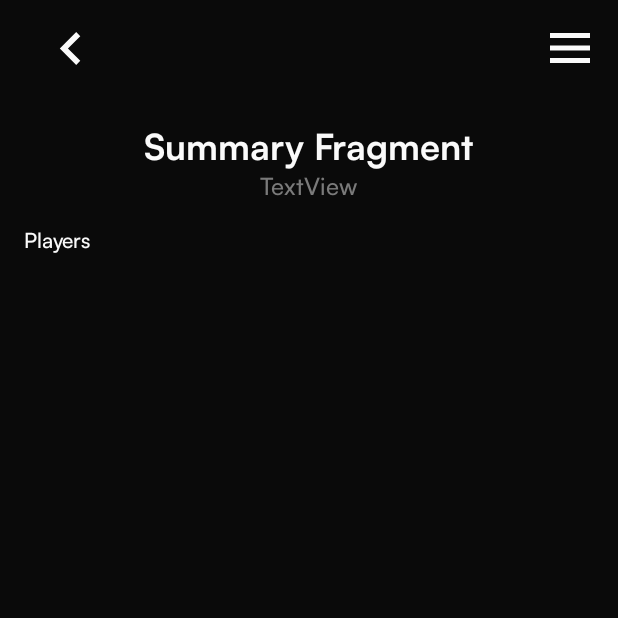
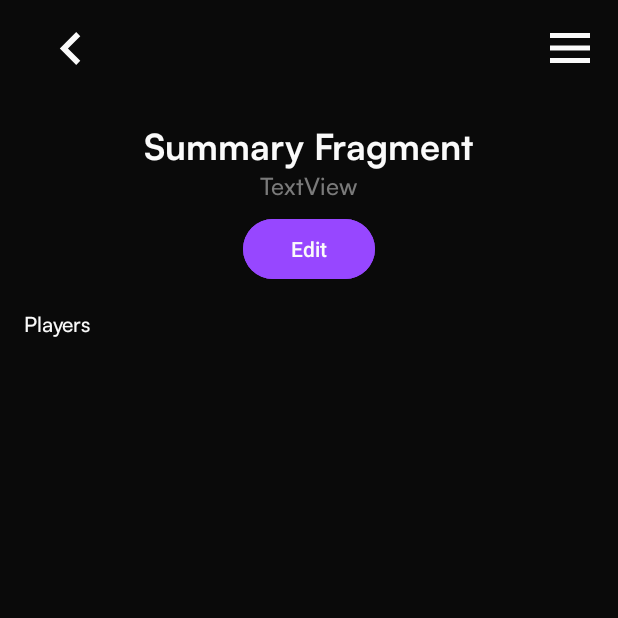
Before and after one commit to daniellalimbag/Pokesoul, an Android app: the SummaryFragment screen opened directly, with no data from a screen before it, on a phone screen of 412 x 824 dp, the top half of it. Run offline under Robolectric (Android 15) with nearby library versions, the phone set to English and light mode, and no system bars.

Commit message:
refactor: fixed edit view

```diff
--- a/app/src/main/AndroidManifest.xml
+++ b/app/src/main/AndroidManifest.xml
@@ -41,6 +41,10 @@
         <activity
             android:name=".activity.AddRunActivity"
             android:exported="true" />
+        <!-- EditRunActivity -->
+        <activity
+            android:name=".activity.EditRunActivity"
+            android:exported="true" />
         <!-- ProfileDetailsActivity -->
         <activity
             android:name=".activity.ProfileDetailsActivity"
--- a/app/src/main/java/com/mobdeve/s21/pokesoul/fragment/SummaryFragment.kt
+++ b/app/src/main/java/com/mobdeve/s21/pokesoul/fragment/SummaryFragment.kt
@@ -1,24 +1,28 @@
 package com.mobdeve.s21.pokesoul.fragment
 
+import android.content.Intent
 import android.os.Bundle
 import android.view.LayoutInflater
 import android.view.View
 import android.view.ViewGroup
+import android.widget.Button
 import android.widget.LinearLayout
 import android.widget.TableLayout
 import android.widget.TableRow
 import android.widget.TextView
 import androidx.fragment.app.Fragment
 import com.mobdeve.s21.pokesoul.R
+import com.mobdeve.s21.pokesoul.activity.EditRunActivity
 import com.mobdeve.s21.pokesoul.model.Run
 import com.mobdeve.s21.pokesoul.model.User
 import com.google.android.material.imageview.ShapeableImageView
 
 class SummaryFragment : Fragment() {
-
+    private lateinit var editBtn: Button
     private lateinit var runTitleTv: TextView
     private lateinit var gameTitleTv: TextView
     private lateinit var playersTableLayout: TableLayout
+    private var run: Run? = null
 
     override fun onCreateView(
         inflater: LayoutInflater, container: ViewGroup?,
@@ -29,13 +33,20 @@ class SummaryFragment : Fragment() {
         runTitleTv = view.findViewById(R.id.runTitleTv)
         gameTitleTv = view.findViewById(R.id.gameTitleTv)
         playersTableLayout = view.findViewById(R.id.playersTl)
+        editBtn = view.findViewById(R.id.editBtn) // Initialize edit button
 
-        val run = arguments?.getSerializable("RUN_INSTANCE") as? Run
+        run = arguments?.getSerializable("RUN_INSTANCE") as? Run
 
         run?.let {
             runTitleTv.text = it.runName
             gameTitleTv.text = it.gameTitle
             populatePlayers(it.players)
+        }
+
+        editBtn.setOnClickListener {
+            val intent = Intent(requireContext(), EditRunActivity::class.java)
+            intent.putExtra("RUN_INSTANCE", run) // Pass the current Run instance to EditRunActivity
+            startActivity(intent)
         }
 
         return view
--- a/app/src/main/res/layout/fragment_summary.xml
+++ b/app/src/main/res/layout/fragment_summary.xml
@@ -34,6 +34,17 @@
             android:text="TextView"
             android:textColor="@color/boulder"
             android:textSize="16sp" />
+
+        <Button
+            android:id="@+id/editBtn"
+            android:layout_width="wrap_content"
+            android:layout_height="wrap_content"
+            android:layout_marginTop="8dp"
+            android:backgroundTint="@color/lavender_indigo"
+            android:text="Edit"
+            android:textColor="@color/white"
+            app:layout_constraintEnd_toEndOf="parent"
+            app:layout_constraintTop_toTopOf="parent" />
     </LinearLayout>
 
     <LinearLayout
--- a/app/src/main/res/layout/item_run.xml
+++ b/app/src/main/res/layout/item_run.xml
@@ -21,7 +21,7 @@
 
         <LinearLayout
             android:id="@+id/rundetailsLl"
-            android:layout_width="match_parent"
+            android:layout_width="wrap_content"
             android:layout_height="wrap_content"
             android:gravity="center|center_horizontal"
             android:orientation="horizontal"
@@ -29,7 +29,7 @@
 
             <TextView
                 android:id="@+id/runnameTv"
-                android:layout_width="0dp"
+                android:layout_width="wrap_content"
                 android:layout_height="wrap_content"
                 android:layout_weight="1"
                 android:gravity="center_horizontal"
```
